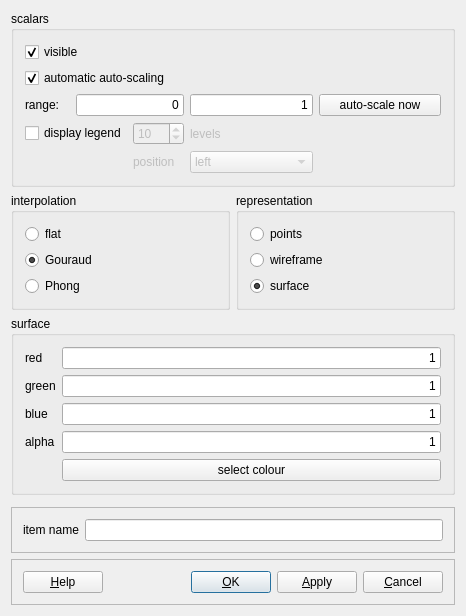
The window that displayconfig.ui (enGits/envisu) describes before a commit, drawn with Qt 5.
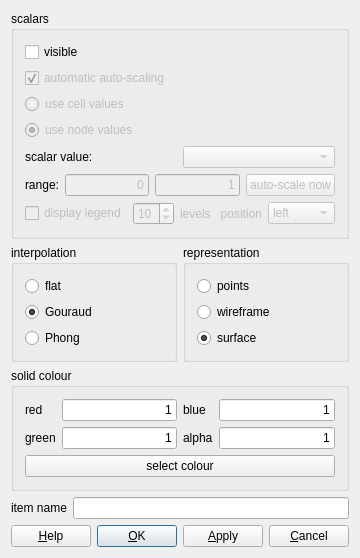
The same window after the commit. Custom widgets are drawn as their Qt base class.

Commit message: first version which actually displays some data again

What changed in the file:
```diff
--- a/displayconfig.ui
+++ b/displayconfig.ui
@@ -6,269 +6,106 @@
    <rect>
     <x>0</x>
     <y>0</y>
-    <width>466</width>
-    <height>616</height>
+    <width>349</width>
+    <height>552</height>
    </rect>
   </property>
   <property name="windowTitle">
    <string>configure display</string>
   </property>
-  <layout class="QGridLayout">
-   <item row="2" column="0" colspan="2">
-    <widget class="Q3GroupBox" name="groupBox2">
-     <property name="title">
-      <string>surface</string>
-     </property>
-     <layout class="QGridLayout">
-      <item row="1" column="1">
-       <widget class="QLineEdit" name="green_edit">
-        <property name="text">
-         <string>1</string>
-        </property>
-        <property name="alignment">
-         <set>Qt::AlignRight</set>
-        </property>
-       </widget>
-      </item>
-      <item row="0" column="1">
-       <widget class="QLineEdit" name="red_edit">
-        <property name="text">
-         <string>1</string>
-        </property>
-        <property name="alignment">
-         <set>Qt::AlignRight</set>
-        </property>
-       </widget>
-      </item>
-      <item row="0" column="0">
-       <widget class="QLabel" name="textLabel1_2">
-        <property name="text">
-         <string>red</string>
-        </property>
-        <property name="wordWrap">
-         <bool>false</bool>
-        </property>
-       </widget>
-      </item>
-      <item row="1" column="0">
-       <widget class="QLabel" name="textLabel1_2_2">
-        <property name="text">
-         <string>green</string>
-        </property>
-        <property name="wordWrap">
-         <bool>false</bool>
-        </property>
-       </widget>
-      </item>
-      <item row="4" column="1">
-       <widget class="QPushButton" name="colour_pb">
-        <property name="text">
-         <string>select colour</string>
-        </property>
-       </widget>
-      </item>
-      <item row="2" column="1">
-       <widget class="QLineEdit" name="blue_edit">
-        <property name="text">
-         <string>1</string>
-        </property>
-        <property name="alignment">
-         <set>Qt::AlignRight</set>
-        </property>
-       </widget>
-      </item>
-      <item row="2" column="0">
-       <widget class="QLabel" name="textLabel1_2_3">
-        <property name="text">
-         <string>blue</string>
-        </property>
-        <property name="wordWrap">
-         <bool>false</bool>
-        </property>
-       </widget>
-      </item>
-      <item row="3" column="0">
-       <widget class="QLabel" name="textLabel1_2_3_2">
-        <property name="text">
-         <string>alpha</string>
-        </property>
-        <property name="wordWrap">
-         <bool>false</bool>
-        </property>
-       </widget>
-      </item>
-      <item row="3" column="1">
-       <widget class="QLineEdit" name="alpha_edit">
-        <property name="text">
-         <string>1</string>
-        </property>
-        <property name="alignment">
-         <set>Qt::AlignRight</set>
-        </property>
-       </widget>
-      </item>
-     </layout>
-    </widget>
-   </item>
-   <item row="4" column="0" colspan="2">
-    <widget class="Q3Frame" name="frame18">
-     <property name="frameShape">
-      <enum>QFrame::StyledPanel</enum>
-     </property>
-     <property name="frameShadow">
-      <enum>QFrame::Raised</enum>
-     </property>
-     <layout class="QHBoxLayout">
+  <layout class="QVBoxLayout" name="verticalLayout_4">
       <item>
-       <widget class="QLabel" name="textLabel2_2">
-        <property name="text">
-         <string>item name</string>
-        </property>
-        <property name="wordWrap">
-         <bool>false</bool>
-        </property>
-       </widget>
-      </item>
+    <layout class="QVBoxLayout" name="verticalLayout">
       <item>
-       <widget class="QLineEdit" name="name_edit"/>
-      </item>
-     </layout>
-    </widget>
-   </item>
-   <item row="5" column="0" colspan="2">
-    <widget class="Q3Frame" name="frame38">
-     <property name="frameShape">
-      <enum>QFrame::StyledPanel</enum>
-     </property>
-     <property name="frameShadow">
-      <enum>QFrame::Raised</enum>
-     </property>
-     <layout class="QHBoxLayout">
-      <item>
-       <widget class="QPushButton" name="buttonHelp">
-        <property name="text">
-         <string>&amp;Help</string>
-        </property>
-        <property name="shortcut">
-         <string>F1</string>
-        </property>
-        <property name="autoDefault">
-         <bool>true</bool>
-        </property>
-       </widget>
-      </item>
-      <item>
-       <spacer name="Horizontal Spacing2">
-        <property name="orientation">
-         <enum>Qt::Horizontal</enum>
-        </property>
-        <property name="sizeType">
-         <enum>QSizePolicy::Expanding</enum>
-        </property>
-        <property name="sizeHint" stdset="0">
-         <size>
-          <width>90</width>
-          <height>20</height>
-         </size>
-        </property>
-       </spacer>
-      </item>
-      <item>
-       <widget class="QPushButton" name="buttonOk">
-        <property name="text">
-         <string>&amp;OK</string>
-        </property>
-        <property name="shortcut">
-         <string/>
-        </property>
-        <property name="autoDefault">
-         <bool>true</bool>
-        </property>
-        <property name="default">
-         <bool>true</bool>
-        </property>
-       </widget>
-      </item>
-      <item>
-       <widget class="QPushButton" name="apply_pb">
-        <property name="text">
-         <string>&amp;Apply</string>
-        </property>
-        <property name="shortcut">
-         <string>Alt+A</string>
-        </property>
-       </widget>
-      </item>
-      <item>
-       <widget class="QPushButton" name="buttonCancel">
-        <property name="text">
-         <string>&amp;Cancel</string>
-        </property>
-        <property name="shortcut">
-         <string/>
-        </property>
-        <property name="autoDefault">
-         <bool>true</bool>
-        </property>
-       </widget>
-      </item>
-     </layout>
-    </widget>
-   </item>
-   <item row="3" column="0" colspan="2">
-    <spacer name="spacer28">
-     <property name="orientation">
-      <enum>Qt::Vertical</enum>
-     </property>
-     <property name="sizeType">
-      <enum>QSizePolicy::Expanding</enum>
-     </property>
-     <property name="sizeHint" stdset="0">
-      <size>
-       <width>20</width>
-       <height>20</height>
-      </size>
-     </property>
-    </spacer>
-   </item>
-   <item row="0" column="0" colspan="2">
     <widget class="Q3GroupBox" name="groupBox1">
      <property name="title">
       <string>scalars</string>
      </property>
-     <layout class="QGridLayout">
-      <item row="0" column="0" colspan="4">
-       <widget class="QCheckBox" name="scalars_cb">
+       <layout class="QVBoxLayout" name="verticalLayout_3">
+        <item>
+         <widget class="QCheckBox" name="checkBoxScalars">
         <property name="text">
          <string>visible</string>
         </property>
         <property name="checked">
+           <bool>false</bool>
+          </property>
+         </widget>
+        </item>
+        <item>
+         <widget class="QCheckBox" name="checkBoxAutoScale">
+          <property name="enabled">
+           <bool>false</bool>
+          </property>
+          <property name="text">
+           <string>automatic auto-scaling</string>
+          </property>
+          <property name="checked">
          <bool>true</bool>
         </property>
        </widget>
       </item>
-      <item row="2" column="3">
-       <widget class="QLineEdit" name="max_edit">
+        <item>
+         <widget class="QRadioButton" name="radioButtonCells">
+          <property name="enabled">
+           <bool>false</bool>
+          </property>
         <property name="text">
-         <string>1</string>
-        </property>
-        <property name="alignment">
-         <set>Qt::AlignRight</set>
-        </property>
-       </widget>
-      </item>
-      <item row="2" column="0">
+           <string>use cell values</string>
+          </property>
+         </widget>
+        </item>
+        <item>
+         <widget class="QRadioButton" name="radioButtonNodes">
+          <property name="enabled">
+           <bool>false</bool>
+          </property>
+          <property name="text">
+           <string>use node values</string>
+          </property>
+          <property name="checked">
+           <bool>true</bool>
+          </property>
+         </widget>
+        </item>
+        <item>
+         <layout class="QHBoxLayout" name="horizontalLayout_3">
+          <item>
+           <widget class="QLabel" name="label">
+            <property name="text">
+             <string>scalar value:</string>
+            </property>
+           </widget>
+          </item>
+          <item>
+           <widget class="QComboBox" name="comboBoxScalar">
+            <property name="enabled">
+             <bool>false</bool>
+            </property>
+           </widget>
+          </item>
+         </layout>
+        </item>
+        <item>
+         <layout class="QHBoxLayout" name="horizontalLayout">
+          <item>
        <widget class="QLabel" name="textLabel1">
         <property name="text">
          <string>range:</string>
         </property>
+            <property name="alignment">
+             <set>Qt::AlignRight|Qt::AlignTrailing|Qt::AlignVCenter</set>
+            </property>
         <property name="wordWrap">
          <bool>false</bool>
         </property>
        </widget>
       </item>
-      <item row="2" column="1" colspan="2">
-       <widget class="QLineEdit" name="min_edit">
+          <item>
+           <widget class="QLineEdit" name="lineEditRangeMin">
+            <property name="enabled">
+             <bool>false</bool>
+            </property>
         <property name="text">
          <string>0</string>
         </property>
@@ -277,25 +114,38 @@
         </property>
        </widget>
       </item>
-      <item row="2" column="4">
-       <widget class="QPushButton" name="auto_pb">
+          <item>
+           <widget class="QLineEdit" name="lineEditRangeMax">
+            <property name="enabled">
+             <bool>false</bool>
+            </property>
+            <property name="text">
+             <string>1</string>
+            </property>
+            <property name="alignment">
+             <set>Qt::AlignRight</set>
+            </property>
+           </widget>
+          </item>
+          <item>
+           <widget class="QPushButton" name="pushButtonAutoScale">
+            <property name="enabled">
+             <bool>false</bool>
+            </property>
         <property name="text">
          <string>auto-scale now</string>
         </property>
        </widget>
       </item>
-      <item row="1" column="0" colspan="3">
-       <widget class="QCheckBox" name="autoscale_cb">
-        <property name="text">
-         <string>automatic auto-scaling</string>
-        </property>
-        <property name="checked">
-         <bool>true</bool>
-        </property>
-       </widget>
-      </item>
-      <item row="3" column="0" colspan="2">
-       <widget class="QCheckBox" name="legend_cb">
+         </layout>
+        </item>
+        <item>
+         <layout class="QHBoxLayout" name="horizontalLayout_2">
+          <item>
+           <widget class="QCheckBox" name="checkBoxLegend">
+            <property name="enabled">
+             <bool>false</bool>
+            </property>
         <property name="text">
          <string>display legend</string>
         </property>
@@ -304,8 +154,8 @@
         </property>
        </widget>
       </item>
-      <item row="3" column="2">
-       <widget class="QSpinBox" name="legend_spin">
+          <item>
+           <widget class="QSpinBox" name="spinBoxLevels">
         <property name="enabled">
          <bool>false</bool>
         </property>
@@ -317,23 +167,7 @@
         </property>
        </widget>
       </item>
-      <item row="3" column="4">
-       <spacer name="spacer3">
-        <property name="orientation">
-         <enum>Qt::Horizontal</enum>
-        </property>
-        <property name="sizeType">
-         <enum>QSizePolicy::Expanding</enum>
-        </property>
-        <property name="sizeHint" stdset="0">
-         <size>
-          <width>40</width>
-          <height>20</height>
-         </size>
-        </property>
-       </spacer>
-      </item>
-      <item row="3" column="3">
+          <item>
        <widget class="QLabel" name="textLabel1_3">
         <property name="enabled">
          <bool>false</bool>
@@ -346,8 +180,24 @@
         </property>
        </widget>
       </item>
-      <item row="4" column="3">
-       <widget class="QComboBox" name="legend_combo">
+          <item>
+           <widget class="QLabel" name="textLabel2">
+            <property name="enabled">
+             <bool>false</bool>
+            </property>
+            <property name="text">
+             <string>position</string>
+            </property>
+            <property name="alignment">
+             <set>Qt::AlignRight|Qt::AlignTrailing|Qt::AlignVCenter</set>
+            </property>
+            <property name="wordWrap">
+             <bool>false</bool>
+            </property>
+           </widget>
+          </item>
+          <item>
+           <widget class="QComboBox" name="comboBoxPosition">
         <property name="enabled">
          <bool>false</bool>
         </property>
@@ -373,37 +223,28 @@
         </item>
        </widget>
       </item>
-      <item row="4" column="2">
-       <widget class="QLabel" name="textLabel2">
-        <property name="enabled">
-         <bool>false</bool>
-        </property>
-        <property name="text">
-         <string>position</string>
-        </property>
-        <property name="wordWrap">
-         <bool>false</bool>
-        </property>
-       </widget>
+         </layout>
       </item>
      </layout>
     </widget>
    </item>
-   <item row="1" column="0">
+     <item>
+      <layout class="QHBoxLayout" name="horizontalLayout_4">
+       <item>
     <widget class="Q3ButtonGroup" name="buttonGroup1">
      <property name="title">
       <string>interpolation</string>
      </property>
      <layout class="QVBoxLayout">
       <item>
-       <widget class="QRadioButton" name="flat_rb">
+           <widget class="QRadioButton" name="radioButtonFlat">
         <property name="text">
          <string>flat</string>
         </property>
        </widget>
       </item>
       <item>
-       <widget class="QRadioButton" name="gouraud_rb">
+           <widget class="QRadioButton" name="radioButtonGouraud">
         <property name="text">
          <string>Gouraud</string>
         </property>
@@ -413,7 +254,7 @@
        </widget>
       </item>
       <item>
-       <widget class="QRadioButton" name="phong_rb">
+           <widget class="QRadioButton" name="radioButtonPhong">
         <property name="text">
          <string>Phong</string>
         </property>
@@ -422,28 +263,28 @@
      </layout>
     </widget>
    </item>
-   <item row="1" column="1">
+       <item>
     <widget class="Q3ButtonGroup" name="buttonGroup1_2">
      <property name="title">
       <string>representation</string>
      </property>
      <layout class="QVBoxLayout">
       <item>
-       <widget class="QRadioButton" name="points_rb">
+           <widget class="QRadioButton" name="radioButtonRenderPoints">
         <property name="text">
          <string>points</string>
         </property>
        </widget>
       </item>
       <item>
-       <widget class="QRadioButton" name="wire_rb">
+           <widget class="QRadioButton" name="radioButtonRenderWireFrame">
         <property name="text">
          <string>wireframe</string>
         </property>
        </widget>
       </item>
       <item>
-       <widget class="QRadioButton" name="surface_rb">
+           <widget class="QRadioButton" name="radioButtonRenderSurface">
         <property name="text">
          <string>surface</string>
         </property>
@@ -454,6 +295,224 @@
       </item>
      </layout>
     </widget>
+       </item>
+      </layout>
+     </item>
+     <item>
+      <widget class="Q3GroupBox" name="groupBox2">
+       <property name="title">
+        <string>solid colour</string>
+       </property>
+       <layout class="QHBoxLayout" name="horizontalLayout_7">
+        <item>
+         <layout class="QVBoxLayout" name="verticalLayout_2">
+          <item>
+           <layout class="QHBoxLayout" name="horizontalLayout_8">
+            <item>
+             <layout class="QFormLayout" name="formLayout">
+              <item row="0" column="1">
+               <widget class="QLineEdit" name="lineEditRed">
+                <property name="text">
+                 <string>1</string>
+                </property>
+                <property name="alignment">
+                 <set>Qt::AlignRight</set>
+                </property>
+               </widget>
+              </item>
+              <item row="0" column="0">
+               <widget class="QLabel" name="textLabel1_2">
+                <property name="text">
+                 <string>red</string>
+                </property>
+                <property name="wordWrap">
+                 <bool>false</bool>
+                </property>
+               </widget>
+              </item>
+              <item row="1" column="0">
+               <widget class="QLabel" name="textLabel1_2_2">
+                <property name="text">
+                 <string>green</string>
+                </property>
+                <property name="wordWrap">
+                 <bool>false</bool>
+                </property>
+               </widget>
+              </item>
+              <item row="1" column="1">
+               <widget class="QLineEdit" name="lineEditGreen">
+                <property name="text">
+                 <string>1</string>
+                </property>
+                <property name="alignment">
+                 <set>Qt::AlignRight</set>
+                </property>
+               </widget>
+              </item>
+             </layout>
+            </item>
+            <item>
+             <layout class="QFormLayout" name="formLayout_2">
+              <item row="0" column="0">
+               <widget class="QLabel" name="textLabel1_2_3">
+                <property name="text">
+                 <string>blue</string>
+                </property>
+                <property name="wordWrap">
+                 <bool>false</bool>
+                </property>
+               </widget>
+              </item>
+              <item row="1" column="0">
+               <widget class="QLabel" name="textLabel1_2_3_2">
+                <property name="text">
+                 <string>alpha</string>
+                </property>
+                <property name="wordWrap">
+                 <bool>false</bool>
+                </property>
+               </widget>
+              </item>
+              <item row="1" column="1">
+               <widget class="QLineEdit" name="lineEditAlpha">
+                <property name="text">
+                 <string>1</string>
+                </property>
+                <property name="alignment">
+                 <set>Qt::AlignRight</set>
+                </property>
+               </widget>
+              </item>
+              <item row="0" column="1">
+               <widget class="QLineEdit" name="lineEditBlue">
+                <property name="text">
+                 <string>1</string>
+                </property>
+                <property name="alignment">
+                 <set>Qt::AlignRight</set>
+                </property>
+               </widget>
+              </item>
+             </layout>
+            </item>
+           </layout>
+          </item>
+          <item>
+           <widget class="QPushButton" name="pushButtonColour">
+            <property name="text">
+             <string>select colour</string>
+            </property>
+           </widget>
+          </item>
+         </layout>
+        </item>
+       </layout>
+      </widget>
+     </item>
+     <item>
+      <layout class="QHBoxLayout" name="horizontalLayout_5">
+       <item>
+        <widget class="QLabel" name="textLabel2_2">
+         <property name="text">
+          <string>item name</string>
+         </property>
+         <property name="wordWrap">
+          <bool>false</bool>
+         </property>
+        </widget>
+       </item>
+       <item>
+        <widget class="QLineEdit" name="lineEditName"/>
+       </item>
+      </layout>
+     </item>
+    </layout>
+   </item>
+   <item>
+    <spacer name="verticalSpacer">
+     <property name="orientation">
+      <enum>Qt::Vertical</enum>
+     </property>
+     <property name="sizeHint" stdset="0">
+      <size>
+       <width>20</width>
+       <height>40</height>
+      </size>
+     </property>
+    </spacer>
+   </item>
+   <item>
+    <layout class="QHBoxLayout" name="horizontalLayout_6">
+     <item>
+      <widget class="QPushButton" name="pushButtonHelp">
+       <property name="text">
+        <string>&amp;Help</string>
+       </property>
+       <property name="shortcut">
+        <string>F1</string>
+       </property>
+       <property name="autoDefault">
+        <bool>true</bool>
+       </property>
+      </widget>
+     </item>
+     <item>
+      <spacer name="Horizontal Spacing2">
+       <property name="orientation">
+        <enum>Qt::Horizontal</enum>
+       </property>
+       <property name="sizeType">
+        <enum>QSizePolicy::Expanding</enum>
+       </property>
+       <property name="sizeHint" stdset="0">
+        <size>
+         <width>90</width>
+         <height>20</height>
+        </size>
+       </property>
+      </spacer>
+     </item>
+     <item>
+      <widget class="QPushButton" name="pushButtonOk">
+       <property name="text">
+        <string>&amp;OK</string>
+       </property>
+       <property name="shortcut">
+        <string/>
+       </property>
+       <property name="autoDefault">
+        <bool>true</bool>
+       </property>
+       <property name="default">
+        <bool>true</bool>
+       </property>
+      </widget>
+     </item>
+     <item>
+      <widget class="QPushButton" name="pushButtonApply">
+       <property name="text">
+        <string>&amp;Apply</string>
+       </property>
+       <property name="shortcut">
+        <string>Alt+A</string>
+       </property>
+      </widget>
+     </item>
+     <item>
+      <widget class="QPushButton" name="pushButtonCancel">
+       <property name="text">
+        <string>&amp;Cancel</string>
+       </property>
+       <property name="shortcut">
+        <string/>
+       </property>
+       <property name="autoDefault">
+        <bool>true</bool>
+       </property>
+      </widget>
+     </item>
+    </layout>
    </item>
   </layout>
  </widget>
@@ -466,12 +525,6 @@
    <header>Qt3Support/Q3GroupBox</header>
    <container>1</container>
   </customwidget>
-  <customwidget>
-   <class>Q3Frame</class>
-   <extends>QFrame</extends>
-   <header>Qt3Support/Q3Frame</header>
-   <container>1</container>
-  </customwidget>
   <customwidget>
    <class>Q3ButtonGroup</class>
    <extends>Q3GroupBox</extends>
```
Left out of the diff: 61 changed lines with no effect on the pictures. Lines whose indentation alone changed are shown as unchanged. The commit also changes 2 other files.
